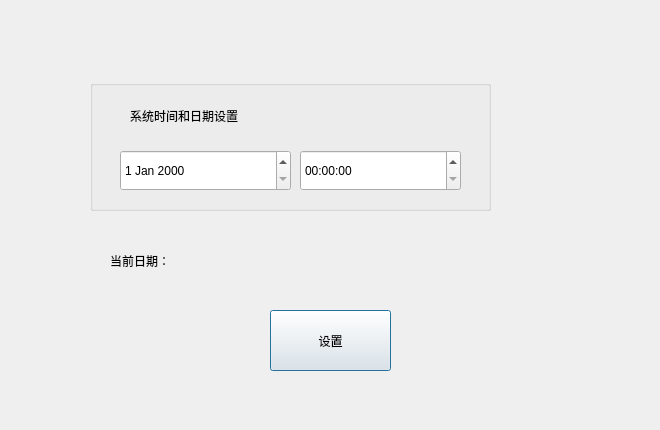
This is timesetting.ui in jjzhang166/DvrUI as Qt 5 draws it before an edit. The edited form follows.
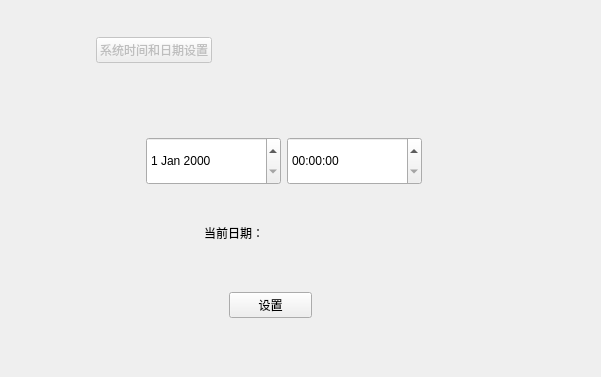
This is the edited form.

Commit message: layout布局

```diff
--- a/timesetting.ui
+++ b/timesetting.ui
@@ -6,92 +6,348 @@
    <rect>
     <x>0</x>
     <y>0</y>
-    <width>660</width>
-    <height>430</height>
+    <width>601</width>
+    <height>377</height>
    </rect>
   </property>
   <property name="windowTitle">
    <string>Dialog</string>
   </property>
-  <widget class="QGroupBox" name="groupBox">
-   <property name="geometry">
-    <rect>
-     <x>90</x>
-     <y>80</y>
-     <width>401</width>
-     <height>131</height>
-    </rect>
-   </property>
-   <property name="styleSheet">
-    <string notr="true">font: 75 10pt &quot;微软雅黑&quot;;
-font: 63 12pt &quot;Ubuntu&quot;;</string>
-   </property>
-   <property name="title">
-    <string/>
-   </property>
-   <widget class="QDateEdit" name="dateEdit">
-    <property name="geometry">
-     <rect>
-      <x>30</x>
-      <y>70</y>
-      <width>171</width>
-      <height>41</height>
-     </rect>
-    </property>
-   </widget>
-   <widget class="QTimeEdit" name="timeEdit">
-    <property name="geometry">
-     <rect>
-      <x>210</x>
-      <y>70</y>
-      <width>161</width>
-      <height>41</height>
-     </rect>
-    </property>
-   </widget>
-   <widget class="QLabel" name="label_2">
-    <property name="geometry">
-     <rect>
-      <x>40</x>
-      <y>20</y>
-      <width>281</width>
-      <height>31</height>
-     </rect>
-    </property>
-    <property name="text">
-     <string>系统时间和日期设置</string>
-    </property>
-   </widget>
-  </widget>
-  <widget class="QLabel" name="label">
-   <property name="geometry">
-    <rect>
-     <x>110</x>
-     <y>240</y>
-     <width>321</width>
-     <height>41</height>
-    </rect>
-   </property>
-   <property name="styleSheet">
-    <string notr="true">font: 75 11pt &quot;微软雅黑&quot;;</string>
-   </property>
-   <property name="text">
-    <string>当前日期：</string>
-   </property>
-  </widget>
-  <widget class="QPushButton" name="setButton">
-   <property name="geometry">
-    <rect>
-     <x>270</x>
-     <y>310</y>
-     <width>121</width>
-     <height>61</height>
-    </rect>
-   </property>
-   <property name="text">
-    <string>设置</string>
-   </property>
-  </widget>
+  <layout class="QGridLayout" name="gridLayout">
+   <item row="0" column="0">
+    <layout class="QVBoxLayout" name="verticalLayout">
+     <item>
+      <layout class="QHBoxLayout" name="horizontalLayout">
+       <item>
+        <spacer name="verticalSpacer_9">
+         <property name="orientation">
+          <enum>Qt::Vertical</enum>
+         </property>
+         <property name="sizeHint" stdset="0">
+          <size>
+           <width>20</width>
+           <height>13</height>
+          </size>
+         </property>
+        </spacer>
+       </item>
+       <item>
+        <spacer name="verticalSpacer_10">
+         <property name="orientation">
+          <enum>Qt::Vertical</enum>
+         </property>
+         <property name="sizeHint" stdset="0">
+          <size>
+           <width>20</width>
+           <height>13</height>
+          </size>
+         </property>
+        </spacer>
+       </item>
+      </layout>
+     </item>
+     <item>
+      <layout class="QHBoxLayout" name="horizontalLayout_4">
+       <item>
+        <spacer name="horizontalSpacer_8">
+         <property name="orientation">
+          <enum>Qt::Horizontal</enum>
+         </property>
+         <property name="sizeHint" stdset="0">
+          <size>
+           <width>40</width>
+           <height>20</height>
+          </size>
+         </property>
+        </spacer>
+       </item>
+       <item>
+        <widget class="QPushButton" name="pushButton">
+         <property name="enabled">
+          <bool>false</bool>
+         </property>
+         <property name="text">
+          <string>系统时间和日期设置</string>
+         </property>
+        </widget>
+       </item>
+       <item>
+        <spacer name="horizontalSpacer_7">
+         <property name="orientation">
+          <enum>Qt::Horizontal</enum>
+         </property>
+         <property name="sizeHint" stdset="0">
+          <size>
+           <width>378</width>
+           <height>20</height>
+          </size>
+         </property>
+        </spacer>
+       </item>
+      </layout>
+     </item>
+     <item>
+      <layout class="QHBoxLayout" name="horizontalLayout_2">
+       <item>
+        <spacer name="verticalSpacer">
+         <property name="orientation">
+          <enum>Qt::Vertical</enum>
+         </property>
+         <property name="sizeHint" stdset="0">
+          <size>
+           <width>20</width>
+           <height>48</height>
+          </size>
+         </property>
+        </spacer>
+       </item>
+       <item>
+        <spacer name="verticalSpacer_2">
+         <property name="orientation">
+          <enum>Qt::Vertical</enum>
+         </property>
+         <property name="sizeHint" stdset="0">
+          <size>
+           <width>20</width>
+           <height>68</height>
+          </size>
+         </property>
+        </spacer>
+       </item>
+      </layout>
+     </item>
+     <item>
+      <layout class="QHBoxLayout" name="horizontalLayout_8">
+       <item>
+        <spacer name="horizontalSpacer_3">
+         <property name="orientation">
+          <enum>Qt::Horizontal</enum>
+         </property>
+         <property name="sizeHint" stdset="0">
+          <size>
+           <width>128</width>
+           <height>48</height>
+          </size>
+         </property>
+        </spacer>
+       </item>
+       <item>
+        <widget class="QDateEdit" name="dateEdit">
+         <property name="sizePolicy">
+          <sizepolicy hsizetype="Expanding" vsizetype="Expanding">
+           <horstretch>0</horstretch>
+           <verstretch>0</verstretch>
+          </sizepolicy>
+         </property>
+        </widget>
+       </item>
+       <item>
+        <widget class="QTimeEdit" name="timeEdit">
+         <property name="sizePolicy">
+          <sizepolicy hsizetype="Expanding" vsizetype="Expanding">
+           <horstretch>0</horstretch>
+           <verstretch>0</verstretch>
+          </sizepolicy>
+         </property>
+        </widget>
+       </item>
+       <item>
+        <spacer name="horizontalSpacer_4">
+         <property name="orientation">
+          <enum>Qt::Horizontal</enum>
+         </property>
+         <property name="sizeHint" stdset="0">
+          <size>
+           <width>168</width>
+           <height>48</height>
+          </size>
+         </property>
+        </spacer>
+       </item>
+      </layout>
+     </item>
+     <item>
+      <layout class="QHBoxLayout" name="horizontalLayout_3">
+       <item>
+        <spacer name="verticalSpacer_3">
+         <property name="orientation">
+          <enum>Qt::Vertical</enum>
+         </property>
+         <property name="sizeHint" stdset="0">
+          <size>
+           <width>20</width>
+           <height>28</height>
+          </size>
+         </property>
+        </spacer>
+       </item>
+       <item>
+        <spacer name="verticalSpacer_4">
+         <property name="orientation">
+          <enum>Qt::Vertical</enum>
+         </property>
+         <property name="sizeHint" stdset="0">
+          <size>
+           <width>20</width>
+           <height>28</height>
+          </size>
+         </property>
+        </spacer>
+       </item>
+      </layout>
+     </item>
+     <item>
+      <layout class="QHBoxLayout" name="horizontalLayout_9">
+       <item>
+        <spacer name="horizontalSpacer_5">
+         <property name="orientation">
+          <enum>Qt::Horizontal</enum>
+         </property>
+         <property name="sizeHint" stdset="0">
+          <size>
+           <width>16</width>
+           <height>17</height>
+          </size>
+         </property>
+        </spacer>
+       </item>
+       <item>
+        <widget class="QLabel" name="label">
+         <property name="sizePolicy">
+          <sizepolicy hsizetype="Expanding" vsizetype="Expanding">
+           <horstretch>0</horstretch>
+           <verstretch>0</verstretch>
+          </sizepolicy>
+         </property>
+         <property name="styleSheet">
+          <string notr="true">font: 75 11pt &quot;微软雅黑&quot;;</string>
+         </property>
+         <property name="text">
+          <string>当前日期：</string>
+         </property>
+        </widget>
+       </item>
+       <item>
+        <spacer name="horizontalSpacer_6">
+         <property name="orientation">
+          <enum>Qt::Horizontal</enum>
+         </property>
+         <property name="sizeHint" stdset="0">
+          <size>
+           <width>69</width>
+           <height>17</height>
+          </size>
+         </property>
+        </spacer>
+       </item>
+      </layout>
+     </item>
+     <item>
+      <layout class="QHBoxLayout" name="horizontalLayout_5">
+       <item>
+        <spacer name="verticalSpacer_5">
+         <property name="orientation">
+          <enum>Qt::Vertical</enum>
+         </property>
+         <property name="sizeHint" stdset="0">
+          <size>
+           <width>20</width>
+           <height>40</height>
+          </size>
+         </property>
+        </spacer>
+       </item>
+       <item>
+        <spacer name="verticalSpacer_7">
+         <property name="orientation">
+          <enum>Qt::Vertical</enum>
+         </property>
+         <property name="sizeHint" stdset="0">
+          <size>
+           <width>20</width>
+           <height>40</height>
+          </size>
+         </property>
+        </spacer>
+       </item>
+      </layout>
+     </item>
+     <item>
+      <layout class="QHBoxLayout" name="horizontalLayout_6">
+       <item>
+        <spacer name="horizontalSpacer">
+         <property name="orientation">
+          <enum>Qt::Horizontal</enum>
+         </property>
+         <property name="sizeHint" stdset="0">
+          <size>
+           <width>218</width>
+           <height>20</height>
+          </size>
+         </property>
+        </spacer>
+       </item>
+       <item>
+        <widget class="QPushButton" name="setButton">
+         <property name="sizePolicy">
+          <sizepolicy hsizetype="Expanding" vsizetype="Expanding">
+           <horstretch>0</horstretch>
+           <verstretch>0</verstretch>
+          </sizepolicy>
+         </property>
+         <property name="text">
+          <string>设置</string>
+         </property>
+        </widget>
+       </item>
+       <item>
+        <spacer name="horizontalSpacer_2">
+         <property name="orientation">
+          <enum>Qt::Horizontal</enum>
+         </property>
+         <property name="sizeHint" stdset="0">
+          <size>
+           <width>278</width>
+           <height>20</height>
+          </size>
+         </property>
+        </spacer>
+       </item>
+      </layout>
+     </item>
+     <item>
+      <layout class="QHBoxLayout" name="horizontalLayout_7">
+       <item>
+        <spacer name="verticalSpacer_6">
+         <property name="orientation">
+          <enum>Qt::Vertical</enum>
+         </property>
+         <property name="sizeHint" stdset="0">
+          <size>
+           <width>20</width>
+           <height>48</height>
+          </size>
+         </property>
+        </spacer>
+       </item>
+       <item>
+        <spacer name="verticalSpacer_8">
+         <property name="orientation">
+          <enum>Qt::Vertical</enum>
+         </property>
+         <property name="sizeHint" stdset="0">
+          <size>
+           <width>20</width>
+           <height>48</height>
+          </size>
+         </property>
+        </spacer>
+       </item>
+      </layout>
+     </item>
+    </layout>
+   </item>
+  </layout>
  </widget>
  <resources/>
  <connections/>
```
The commit also changes 18 other files.
